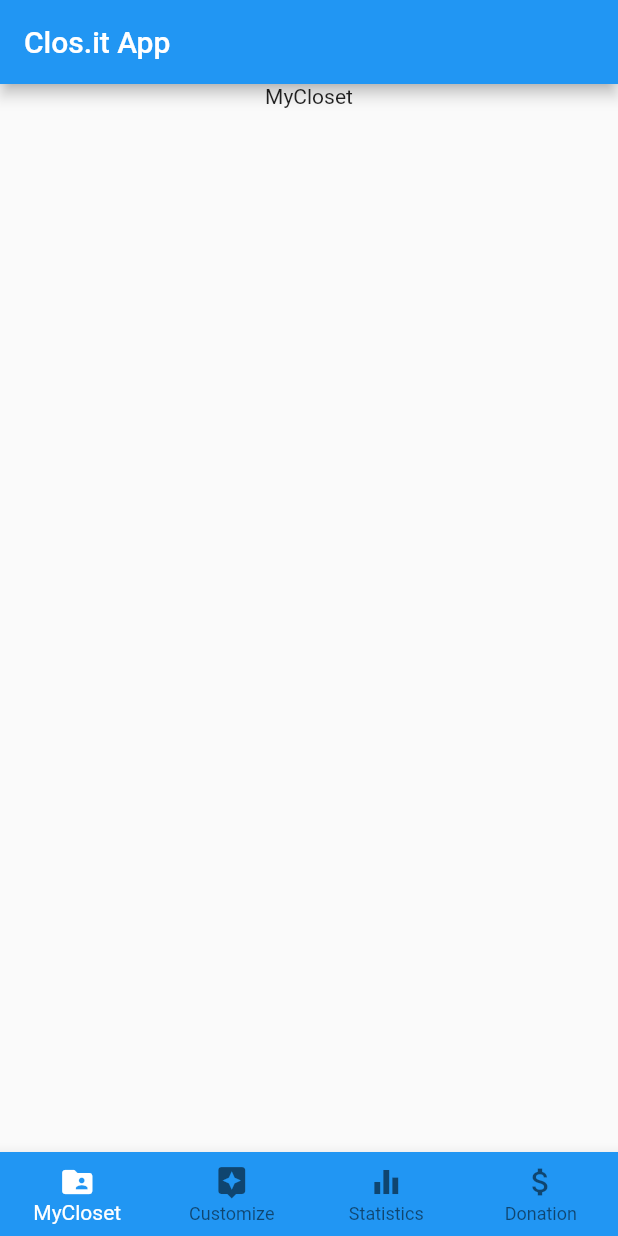
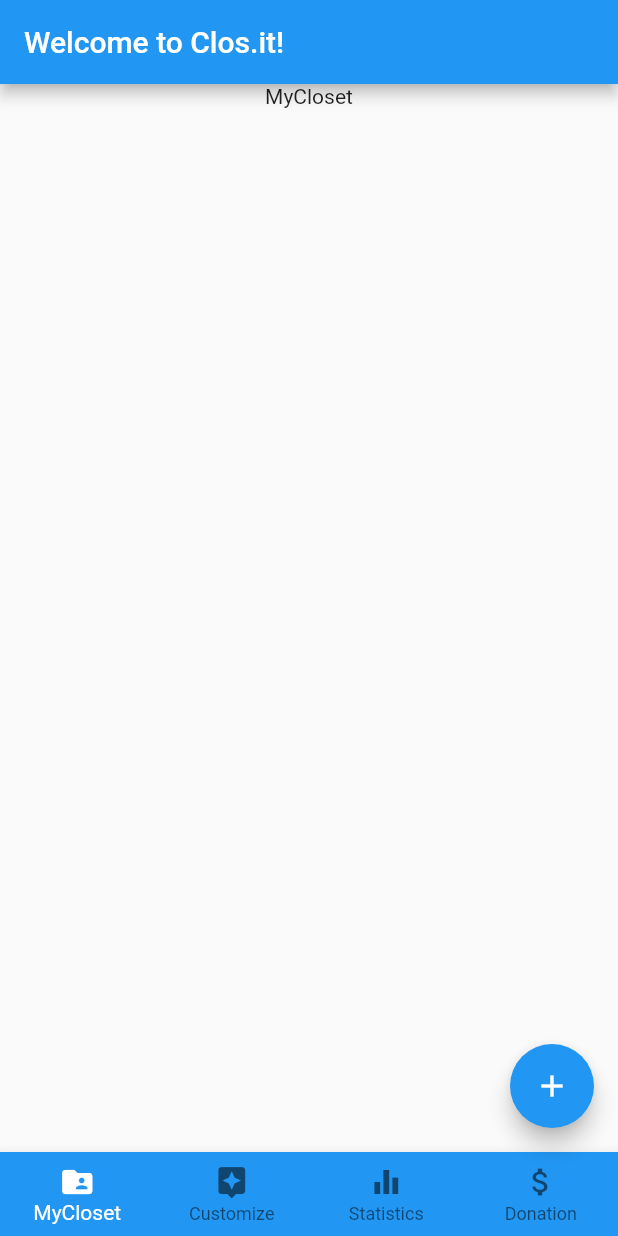
Before and after one commit to DanPark13/clos_it_app, a Flutter app: the screen it shows after launch, on a phone screen of 412 x 824 dp. Run offline on Flutter 3.47's test engine with Material 2 defaults, Android fonts, the phone set to English and light mode, and no system bars.

Commit message:
Added a button on "MyCloset" page that does nothing (as of right now)

```diff
--- a/lib/main.dart
+++ b/lib/main.dart
@@ -34,7 +34,7 @@ class _MyStatefulWidgetState extends State<MyStatefulWidget> {
       children: <Widget>[
         Text(
           "MyCloset",
-        ),
+        )
       ],
     ),
     Column(
@@ -70,7 +70,7 @@ class _MyStatefulWidgetState extends State<MyStatefulWidget> {
   Widget build(BuildContext context) {
     return Scaffold(
       appBar: AppBar(
-        title: const Text('Clos.it App'),
+        title: Text('Welcome to Clos.it!'),
       ),
       body: Center(
         child: _widgetOptions.elementAt(_selectedIndex),
@@ -100,6 +100,12 @@ class _MyStatefulWidgetState extends State<MyStatefulWidget> {
         selectedItemColor: Colors.white,
         onTap: _onItemTapped,
       ),
+      floatingActionButton: _selectedIndex == 0 ? FloatingActionButton(
+        onPressed: () {
+          print("You activated my trap card!");
+        },
+        child: Icon(Icons.add),
+      ) : null,
     );
   }
 }
```
